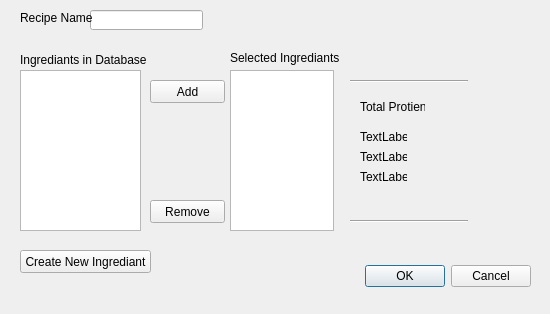
The window that mealplanner/createrecipewindow.ui (escobaros-dos/mealplanner) describes before a commit, drawn with Qt 5.
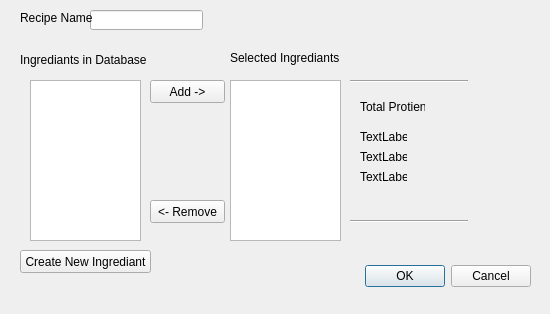
The same window after the commit.

Diff of the .ui file:
```diff
--- a/mealplanner/createrecipewindow.ui
+++ b/mealplanner/createrecipewindow.ui
@@ -52,26 +52,6 @@
     </rect>
    </property>
   </widget>
-  <widget class="QTextEdit" name="textEdit">
-   <property name="geometry">
-    <rect>
-     <x>20</x>
-     <y>70</y>
-     <width>121</width>
-     <height>161</height>
-    </rect>
-   </property>
-  </widget>
-  <widget class="QTextEdit" name="textEdit_2">
-   <property name="geometry">
-    <rect>
-     <x>230</x>
-     <y>70</y>
-     <width>104</width>
-     <height>161</height>
-    </rect>
-   </property>
-  </widget>
   <widget class="QLabel" name="label">
    <property name="geometry">
     <rect>
@@ -121,7 +101,7 @@
     </rect>
    </property>
    <property name="text">
-    <string>Add</string>
+    <string>Add -&gt;</string>
    </property>
   </widget>
   <widget class="QPushButton" name="pushButton_3">
@@ -134,7 +114,7 @@
     </rect>
    </property>
    <property name="text">
-    <string>Remove</string>
+    <string>&lt;- Remove</string>
    </property>
   </widget>
   <widget class="QLabel" name="label_9">
@@ -215,6 +195,26 @@
     <enum>Qt::Horizontal</enum>
    </property>
   </widget>
+  <widget class="QListWidget" name="listWidget">
+   <property name="geometry">
+    <rect>
+     <x>30</x>
+     <y>80</y>
+     <width>111</width>
+     <height>161</height>
+    </rect>
+   </property>
+  </widget>
+  <widget class="QListWidget" name="listWidget_2">
+   <property name="geometry">
+    <rect>
+     <x>230</x>
+     <y>80</y>
+     <width>111</width>
+     <height>161</height>
+    </rect>
+   </property>
+  </widget>
  </widget>
  <resources/>
  <connections>
```
Left out of the diff: 2 changed lines with no effect on the pictures.
